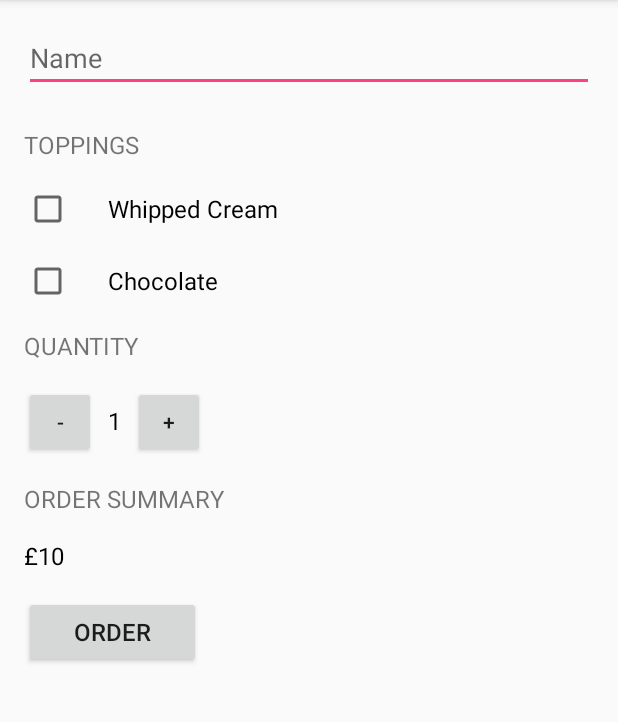
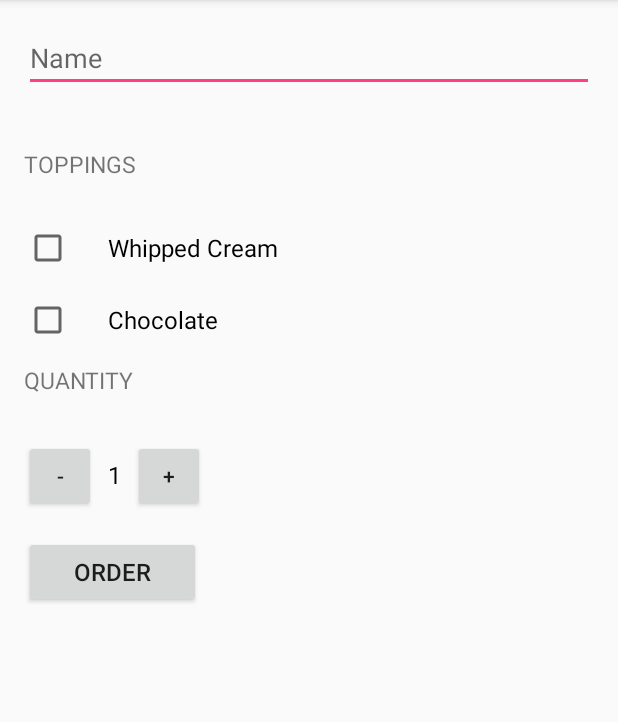
Before and after one commit to laramartin/android_udacity_course, an Android app: the screen it shows after launch (MainActivity), after a tap on "ORDER", on a phone screen of 412 x 824 dp, the part 84-806 px from its top. Run offline under Robolectric (Android 15) with nearby library versions, the phone set to English and light mode, and no system bars; 4 statements that could not run were skipped.

Commit message:
toasts strings added to xml

```diff
--- a/JustJava/app/src/main/java/com/example/android/justjava/MainActivity.java
+++ b/JustJava/app/src/main/java/com/example/android/justjava/MainActivity.java
@@ -13,8 +13,6 @@ import android.widget.Toast;
 import com.google.android.gms.appindexing.Action;
 import com.google.android.gms.appindexing.AppIndex;
 import com.google.android.gms.common.api.GoogleApiClient;
-
-import java.text.NumberFormat;
 
 /**
  * This app displays an order form to order coffee.
@@ -51,7 +49,6 @@ public class MainActivity extends ActionBarActivity {
     }
 
     private int calculatePrice(Boolean whippedCream, Boolean chocolate) {
-        //int cups = quantity * 5;
         int toppings = 0;
         if (whippedCream) {
             toppings += 1;
@@ -71,8 +68,7 @@ public class MainActivity extends ActionBarActivity {
 
     private void createOrderSummary(int price, boolean whippedCream, boolean chocolate, String customerName) {
         String summary = getString(R.string.hint_name) + ": " + customerName +
-                "\n" + getString(R.string.add_whipped_cream) + whippedCream +
-                "\n" + getString(R.string.add_chocolate) + chocolate +
+                "\n" + getString(R.string.add_whipped_cream) + " " + whippedCream +
                 "\n" + getString(R.string.quantity)+ ": " + quantity +
                 "\n" + getString(R.string.total_pay)+ price +
                 "\n" + getString(R.string.thank_you);
@@ -80,27 +76,15 @@ public class MainActivity extends ActionBarActivity {
         composeEmail(customerName, summary);
     }
 
-//    private void displayMessage(String message) {
-//        TextView orderSummaryTextView = (TextView) findViewById(R.id.order_summary_text_view);
-//        orderSummaryTextView.setText(message);
-//    }
-
     private void displayQuantity(int number) {
         TextView quantityTextView = (TextView) findViewById(
                 R.id.quantity_text_view);
         quantityTextView.setText("" + number);
     }
-//    /**
-//     * This method displays the given price on the screen.
-//     */
-//    private void displayPrice(int number) {
-//        TextView priceTextView = (TextView) findViewById(R.id.price_text_view);
-//        priceTextView.setText(NumberFormat.getCurrencyInstance().format(number));
-//    }
 
     public void increment(View view) {
         if (quantity == 100) {
-            Toast.makeText(this, "You cannot have more than 100 coffees", Toast.LENGTH_SHORT).show();
+            Toast.makeText(this, getString(R.string.no_more_100_coffees), Toast.LENGTH_SHORT).show();
             return;
         }
         quantity = quantity + 1;
@@ -109,7 +93,7 @@ public class MainActivity extends ActionBarActivity {
 
     public void decrement(View view) {
         if (quantity == 1) {
-            Toast.makeText(this, "You cannot have less than 1 coffee", Toast.LENGTH_SHORT).show();
+            Toast.makeText(this, getString(R.string.no_less_1_coffee), Toast.LENGTH_SHORT).show();
             return;
         }
         quantity = quantity - 1;
@@ -119,12 +103,12 @@ public class MainActivity extends ActionBarActivity {
     public void composeEmail(String customerName, String bodyText) {
         Intent intent = new Intent(Intent.ACTION_SENDTO);
         intent.setData(Uri.parse("mailto:")); // only email apps should handle this
-        intent.putExtra(intent.EXTRA_SUBJECT, "Just Java order for: " + customerName);
+        intent.putExtra(intent.EXTRA_SUBJECT, getString(R.string.just_java)+ ": " + customerName);
         intent.putExtra(Intent.EXTRA_TEXT, bodyText);
         if (intent.resolveActivity(getPackageManager()) != null) {
             startActivity(intent);
         } else {
-            Toast.makeText(this, "There aren't email apps installed", Toast.LENGTH_SHORT).show();
+            Toast.makeText(this, getString(R.string.no_email_apps), Toast.LENGTH_SHORT).show();
         }
     }
 
--- a/JustJava/app/src/main/res/layout/activity_main.xml
+++ b/JustJava/app/src/main/res/layout/activity_main.xml
@@ -23,11 +23,8 @@
             android:layout_marginBottom="24dp"  />
 
         <TextView
-            android:layout_width="wrap_content"
-            android:layout_height="wrap_content"
             android:text="@string/toppings"
-            android:textAllCaps="true"
-            android:textSize="16sp"/>
+            style="@style/HeaderTextStyle"/>
 
         <CheckBox
             android:id="@+id/whipped_cream_checkbox"
@@ -48,12 +45,8 @@
             android:paddingLeft="24dp" />
 
         <TextView
-            android:layout_width="wrap_content"
-            android:layout_height="wrap_content"
             android:text="@string/quantity"
-            android:textSize="16sp"
-            android:textAllCaps="true"
-            android:layout_marginTop="16dp"/>
+            style="@style/HeaderTextStyle"/>
 
         <LinearLayout
             android:layout_width="wrap_content"
@@ -87,24 +80,6 @@
 
         </LinearLayout>
 
-
-        <TextView
-            android:layout_width="wrap_content"
-            android:layout_height="wrap_content"
-            android:text="@string/order_summary"
-            android:textSize="16sp"
-            android:textAllCaps="true"
-            android:layout_marginTop="16dp"/>
-
-        <TextView
-            android:id="@+id/order_summary_text_view"
-            android:layout_width="wrap_content"
-            android:layout_height="wrap_content"
-            android:layout_marginTop="16dp"
-            android:text="£10"
-            android:textSize="16sp"
-            android:textColor="@android:color/black"/>
-
         <Button
             android:layout_width="wrap_content"
             android:layout_height="wrap_content"
--- a/JustJava/app/src/main/res/values/strings.xml
+++ b/JustJava/app/src/main/res/values/strings.xml
@@ -5,10 +5,13 @@
     <string name="whipped_cream">Whipped Cream</string>
     <string name="chocolate">Chocolate</string>
     <string name="quantity">Quantity</string>
-    <string name="order_summary">Order Summary</string>
     <string name="order_button">Order</string>
     <string name="thank_you">Thank you!</string>
     <string name="total_pay">Total: $</string>
     <string name="add_chocolate">Add chocolate? </string>
     <string name="add_whipped_cream">Add whipped cream? </string>
+    <string name="no_more_100_coffees">You cannot have more than 100 coffees</string>
+    <string name="no_less_1_coffee">You cannot have less than 1 coffee</string>
+    <string name="just_java">Just Java order for</string>
+    <string name="no_email_apps">There aren\'t email apps installed</string>
 </resources>
--- a/JustJava/app/src/main/res/values/styles.xml
+++ b/JustJava/app/src/main/res/values/styles.xml
@@ -1,11 +1,16 @@
 <resources>
 
-    <!-- Base application theme. -->
     <style name="AppTheme" parent="Theme.AppCompat.Light.DarkActionBar">
-        <!-- Customize your theme here. -->
         <item name="colorPrimary">@color/colorPrimary</item>
         <item name="colorPrimaryDark">@color/colorPrimaryDark</item>
         <item name="colorAccent">@color/colorAccent</item>
     </style>
 
+    <style name="HeaderTextStyle">
+        <item name="android:layout_width">wrap_content</item>
+        <item name="android:gravity">center_vertical</item>
+        <item name="android:textSize">15sp</item>
+        <item name="android:layout_height">48dp</item>
+        <item name="android:textAllCaps">true</item>
+    </style>
 </resources>
```
Also changed, not shown: 2 other files.
